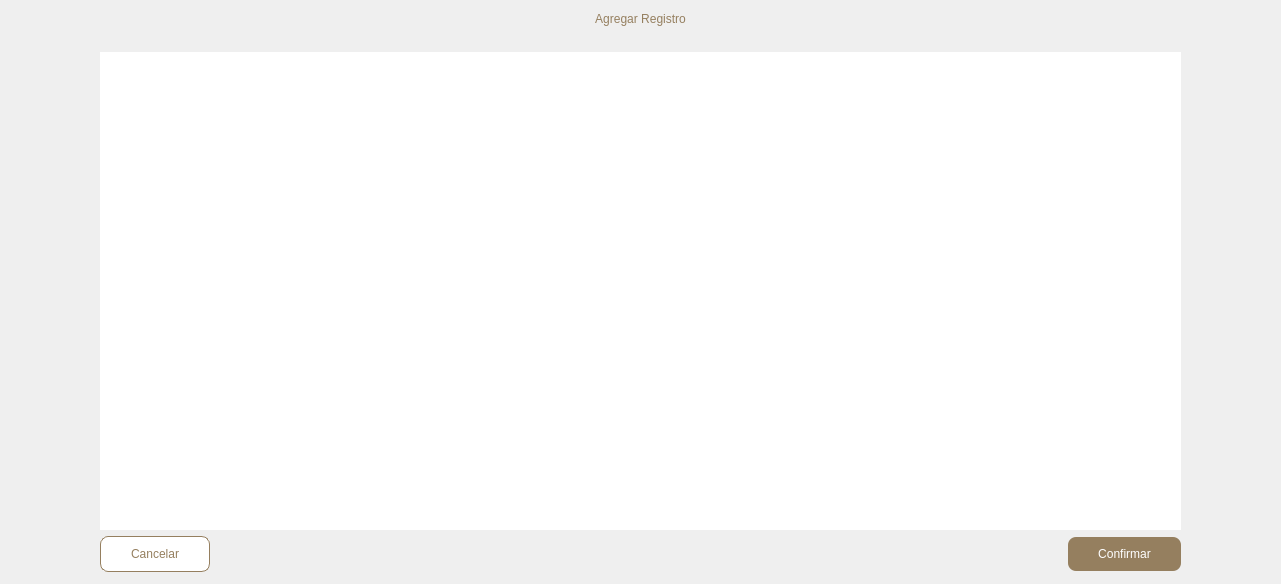
Above: ui/agregar-registros.ui from andreadh01/Notarius before the change. Below: the same form after it.
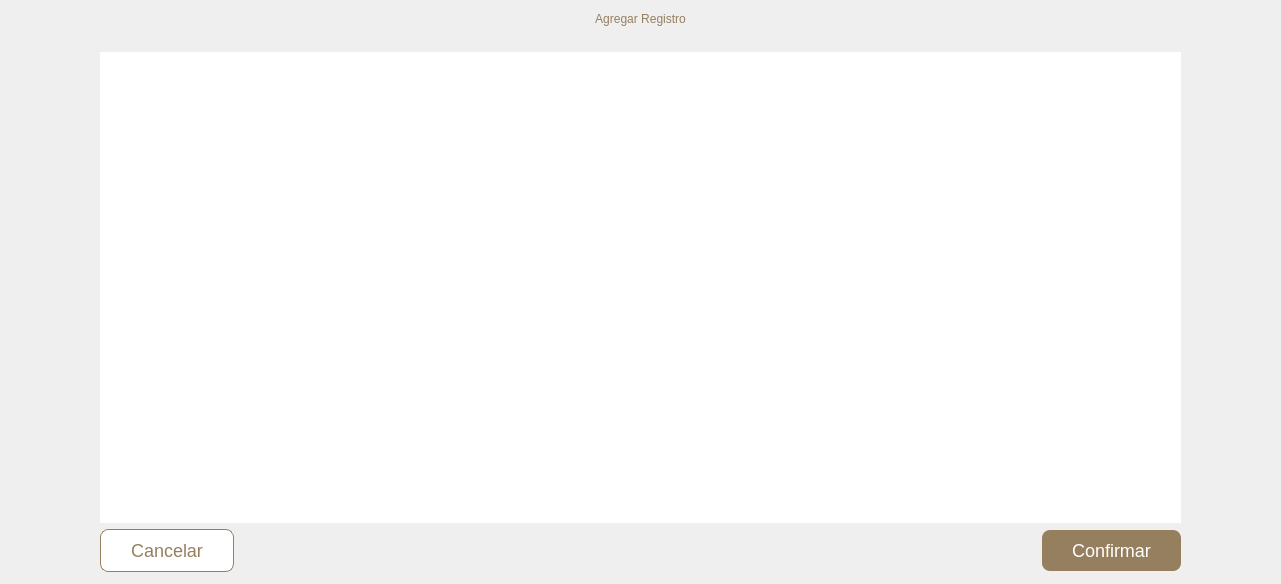
That is the form after the change.

```diff
--- a/ui/agregar-registros.ui
+++ b/ui/agregar-registros.ui
@@ -168,7 +168,7 @@
 border: 1px solid #957F5F;
 background-color: white;
 color: #957F5F;
-font-size: 12px;
+font-size: 18px;
 padding: 10px 30px;
 }
 
@@ -195,7 +195,7 @@
 border-radius: 8px;
 background-color: #957F5F;
 color: white;
-font-size: 12px;
+font-size: 18px;
 padding: 10px 30px;
 }
 
```
Left out of the diff: 4 changed lines with no effect on the pictures.
